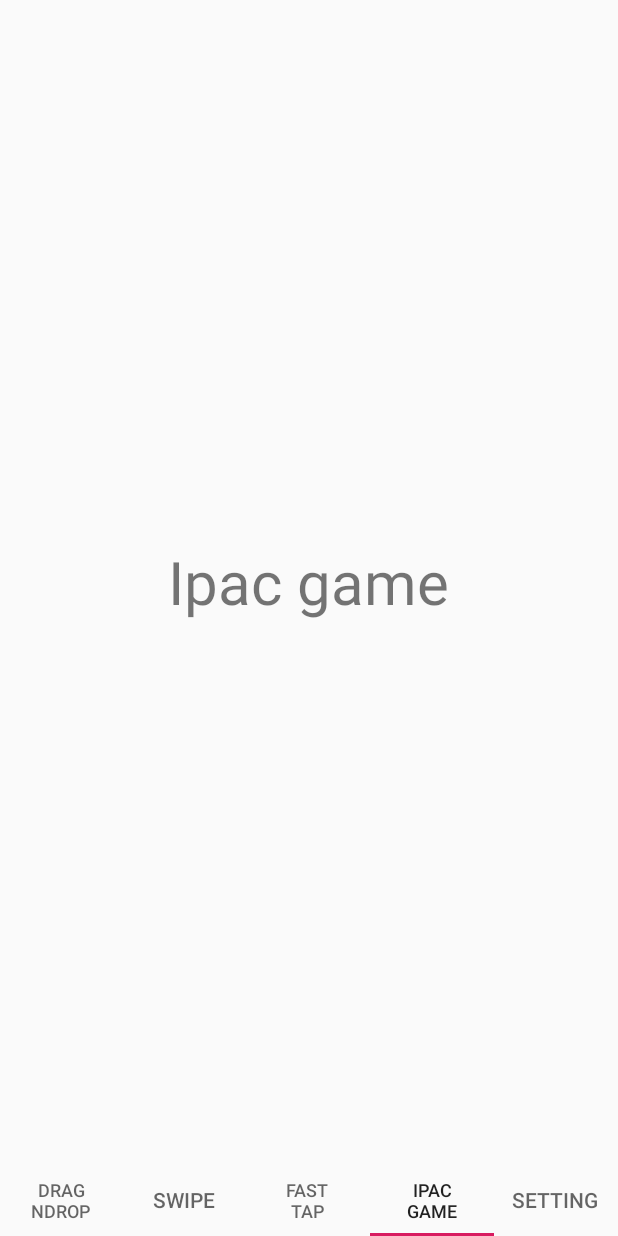
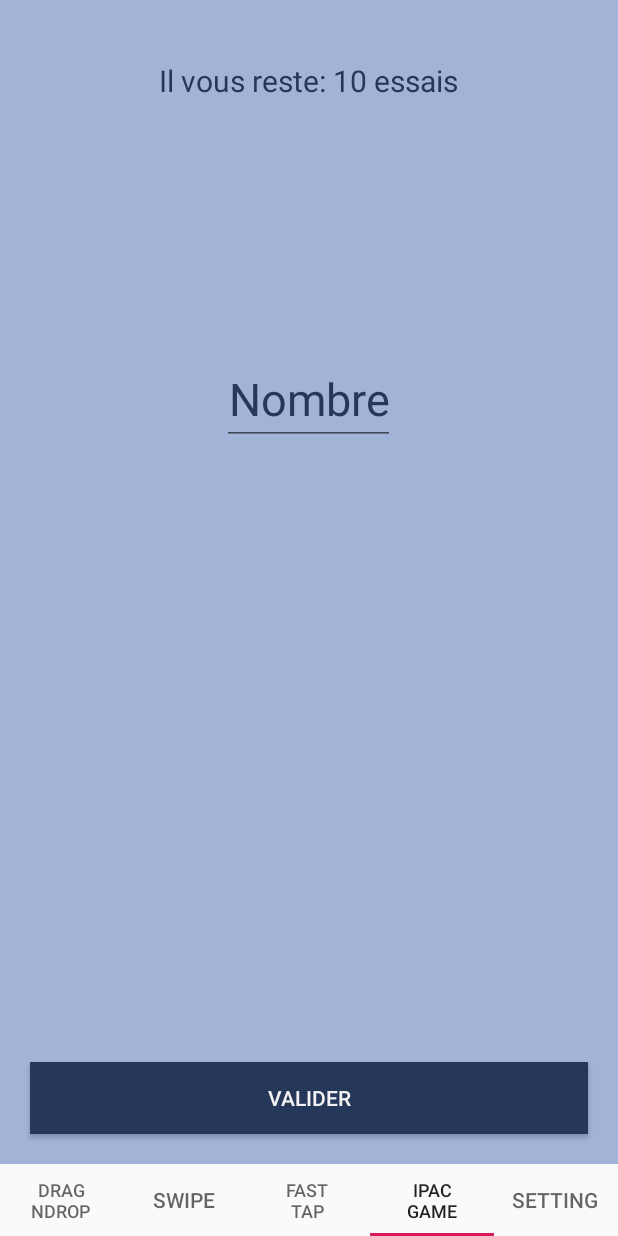
Before and after one commit to celiamaure/multi-game, an Android app: the MainActivity screen opened directly, with no data from a screen before it, item 4 of the bottom bar chosen, on a phone screen of 412 x 824 dp. Run offline under Robolectric (Android 15) with nearby library versions, the phone set to English and light mode, and no system bars; 1 statement that could not run was skipped.

Commit message:
:sparkles: added ipacgame

```diff
--- a/app/src/main/java/fr/ipac/multigame/activity/MainActivity.java
+++ b/app/src/main/java/fr/ipac/multigame/activity/MainActivity.java
@@ -13,6 +13,7 @@ import com.google.android.material.tabs.TabLayout;
 import java.util.ArrayList;
 
 import fr.ipac.multigame.R;
+import fr.ipac.multigame.fragment.DragNDropHomeFragment;
 import fr.ipac.multigame.fragment.DragnDropFragment;
 import fr.ipac.multigame.fragment.TapOrSwipeFragment;
 import fr.ipac.multigame.fragment.IpacGameFragment;
@@ -35,7 +36,7 @@ public class MainActivity extends AppCompatActivity {
 
         final ArrayList<Fragment> fragments = new ArrayList<>();
 
-        fragments.add(new DragnDropFragment());
+        fragments.add(new DragNDropHomeFragment());
         fragments.add(TapOrSwipeFragment.newInstance(false));
         fragments.add(TapOrSwipeFragment.newInstance(true));
         fragments.add(new IpacGameFragment());
--- /dev/null
+++ b/app/src/main/java/fr/ipac/multigame/fragment/DragNDropHomeFragment.java
@@ -0,0 +1,37 @@
+package fr.ipac.multigame.fragment;
+
+import android.os.Bundle;
+import android.view.LayoutInflater;
+import android.view.View;
+import android.view.ViewGroup;
+import android.widget.RelativeLayout;
+import android.widget.TextView;
+
+import androidx.annotation.NonNull;
+import androidx.annotation.Nullable;
+import androidx.fragment.app.Fragment;
+
+import fr.ipac.multigame.R;
+import fr.ipac.multigame.utils.ActivityUtils;
+
+public class DragNDropHomeFragment extends Fragment {
+
+    private RelativeLayout mainContainer;
+    private TextView start;
+
+    @Nullable
+    @Override
+    public View onCreateView(@NonNull LayoutInflater inflater, @Nullable ViewGroup container, @Nullable Bundle savedInstanceState) {
+        View view = inflater.inflate(R.layout.drag_n_drop_home, container, false);
+        mainContainer = view.findViewById(R.id.fast_tap_container);
+        ((TextView) view.findViewById(R.id.drag_n_drop_title)).setText(getString(R.string.drag_n_drop_name));
+        view.findViewById(R.id.fast_tap_start).setOnClickListener(new View.OnClickListener() {
+            @Override
+            public void onClick(View v) {
+                ActivityUtils.addFragmentToActivity(DragNDropHomeFragment.this,
+                        new DragnDropFragment(), mainContainer.getId());
+            }
+        });
+        return view;
+    }
+}
--- a/app/src/main/java/fr/ipac/multigame/fragment/DragnDropFragment.java
+++ b/app/src/main/java/fr/ipac/multigame/fragment/DragnDropFragment.java
@@ -69,7 +69,6 @@ public class DragnDropFragment extends Fragment {
         time = view.findViewById(R.id.drag_time);
 
         // Time handling
-        //TODO: au relancement d'une partie, le timer ne se remet pas a 0...
         time.setText(getString(R.string.remaining_time, timeLeft));
         final Handler handler = new Handler();
         timer = new Timer();
--- a/app/src/main/res/layout/fragment_ipac_game.xml
+++ b/app/src/main/res/layout/fragment_ipac_game.xml
@@ -1,12 +1,74 @@
 <?xml version="1.0" encoding="utf-8"?>
-<RelativeLayout xmlns:android="http://schemas.android.com/apk/res/android"
-    android:layout_width="match_parent" android:layout_height="match_parent">
+<androidx.constraintlayout.widget.ConstraintLayout
+    xmlns:android="http://schemas.android.com/apk/res/android"
+    android:layout_width="match_parent"
+    android:layout_height="match_parent">
 
-    <TextView
-        android:layout_width="wrap_content"
-        android:layout_height="wrap_content"
-        android:textSize="40sp"
-        android:layout_centerInParent="true"
-        android:text="Ipac game"
-        />
-</RelativeLayout>
+    <LinearLayout
+        android:layout_width="match_parent"
+        android:layout_height="match_parent"
+        android:orientation="vertical"
+        android:background="@color/light_grey"
+        android:gravity="center">
+
+        <TextView
+            android:id="@+id/number_of_try"
+            android:layout_width="wrap_content"
+            android:layout_height="wrap_content"
+            android:layout_marginTop="40dp"
+            android:textSize="20sp"
+            android:text="@string/try_left"
+            android:textColor="@color/dark_blue"/>
+
+        <Space
+            android:layout_width="match_parent"
+            android:layout_height="0dp"
+            android:layout_weight="1"/>
+
+        <EditText
+            android:id="@+id/number_ed"
+            android:layout_width="wrap_content"
+            android:layout_height="wrap_content"
+            android:textColor="@color/dark_blue"
+            android:textSize="30sp"
+            android:maxLength="2"
+            android:textAlignment="center"
+            android:inputType="number"
+            android:textColorHint="@color/dark_blue"
+            android:hint="@string/hint_number"/>
+
+        <Space
+            android:layout_width="match_parent"
+            android:layout_height="0dp"
+            android:layout_weight="1"/>
+
+        <TextView
+            android:id="@+id/more_or_less"
+            android:layout_width="match_parent"
+            android:layout_height="wrap_content"
+            android:textAlignment="center"
+            android:visibility="invisible"
+            android:text="@string/more"
+            android:textSize="40sp"
+            android:textColor="@color/dark_blue" />
+
+        <Space
+            android:layout_width="match_parent"
+            android:layout_height="0dp"
+            android:layout_weight="1"/>
+
+        <Button
+            android:id="@+id/validate"
+            android:layout_width="match_parent"
+            android:layout_height="wrap_content"
+            android:layout_margin="20dp"
+            android:text="@string/validate"
+            android:background="@color/dark_blue"
+            android:textColor="@color/white"
+            android:layout_marginBottom="40dp"/>
+
+    </LinearLayout>
+
+
+
+</androidx.constraintlayout.widget.ConstraintLayout>
--- a/app/src/main/res/values/strings.xml
+++ b/app/src/main/res/values/strings.xml
@@ -27,4 +27,5 @@
     <string name="up">Haut</string>
     <string name="down">Bas</string>
     <string name="swipe_name">Swipe game</string>
+    <string name="ipac_game">Ipac Game</string>
 </resources>
```
Also changed, not shown: app/src/main/java/fr/ipac/multigame/fragment/IpacGameFragment.java (+79 -0 lines), app/src/main/res/layout/drag_n_drop_home.xml (added, +27 -0 lines).
